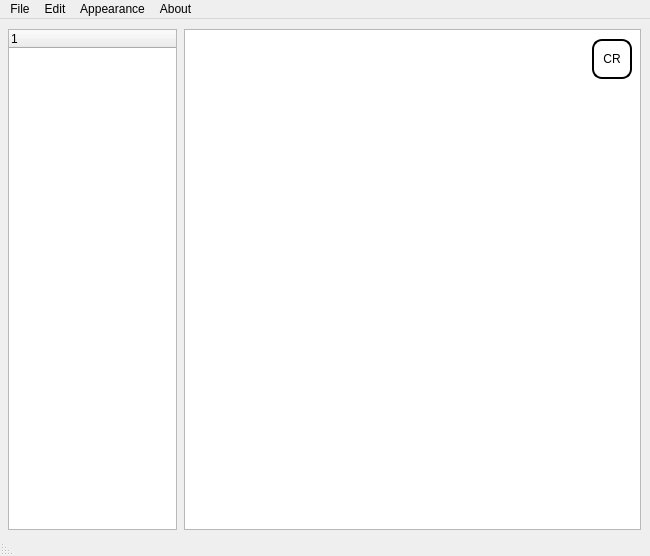
Qt form app.ui (Uwo-ua/ToSmallDo) before a commit.
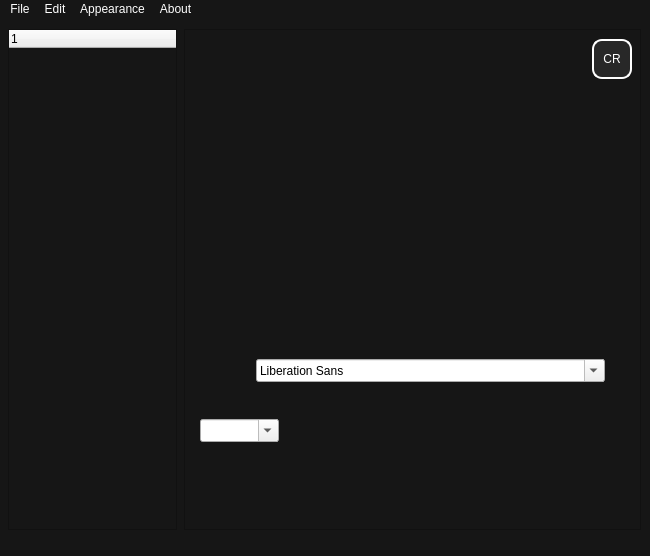
The same form after that commit.

Patch:
```diff
--- a/app.ui
+++ b/app.ui
@@ -14,11 +14,18 @@
    <string>MainWindow</string>
   </property>
   <property name="styleSheet">
-   <string notr="true">QPushButton{
+   <string notr="true">QMainWindow, QMenuBar, QStatusBar,QTextEdit, QTreeWidget {
+	color: rgb(255, 255, 255);
+	background: rgb(22, 22, 22);
+}
+
+QPushButton{
+	color: rgb(255, 255, 255);
+	background: rgb(40, 40, 40);
 	border-style: solid;
 	border-width: 2px;
 	border-radius: 10%;
-	border-color: rgb(0, 0, 0);
+	border-color: rgb(255, 255, 255);
 	item-align: center;
 }
                                        QCheckBox::indicator {
@@ -73,10 +80,36 @@
       <height>40</height>
      </rect>
     </property>
+    <property name="styleSheet">
+     <string notr="true"/>
+    </property>
     <property name="text">
      <string>CR</string>
     </property>
    </widget>
+   <widget class="QComboBox" name="comboBox">
+    <property name="geometry">
+     <rect>
+      <x>200</x>
+      <y>400</y>
+      <width>79</width>
+      <height>23</height>
+     </rect>
+    </property>
+    <property name="editable">
+     <bool>true</bool>
+    </property>
+   </widget>
+   <widget class="QFontComboBox" name="fontComboBox">
+    <property name="geometry">
+     <rect>
+      <x>256</x>
+      <y>340</y>
+      <width>349</width>
+      <height>23</height>
+     </rect>
+    </property>
+   </widget>
   </widget>
   <widget class="QMenuBar" name="menubar">
    <property name="geometry">
@@ -126,11 +159,6 @@
    <addaction name="menuAppereanc"/>
    <addaction name="menuAbout"/>
   </widget>
-  <widget class="QStatusBar" name="statusbar">
-   <property name="layoutDirection">
-    <enum>Qt::RightToLeft</enum>
-   </property>
-  </widget>
   <action name="actionOpentaskfromtxtfile">
    <property name="text">
     <string>Open task from .txt file</string>
```
